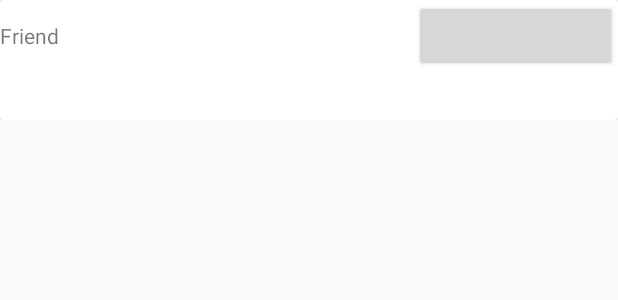
After one commit to galqayeva/Android-GMv1, an Android app: the layout listview.xml on its own in the app's theme, with its tools: preview values and no code run, on a phone screen of 412 x 824 dp. The commit adds this screen. Shown: the top 300 px of the screen. Run offline under Robolectric (Android 15) with nearby library versions, the phone set to English and light mode, and no system bars; network calls fail.

Commit message:
fragments are ok

```diff
--- a/app/build.gradle
+++ b/app/build.gradle
@@ -20,12 +20,14 @@ android {
 }
 
 dependencies {
-    compile fileTree(dir: 'libs', include: ['*.jar'])
+    compile fileTree(include: ['*.jar'], dir: 'libs')
     androidTestCompile('com.android.support.test.espresso:espresso-core:2.2.2', {
         exclude group: 'com.android.support', module: 'support-annotations'
     })
     compile 'com.android.support:appcompat-v7:26.+'
     compile 'com.android.support:design:26.+'
+    compile 'com.android.support:cardview-v7:26+'
+    compile 'com.android.support:recyclerview-v7:26+'
     compile 'com.google.android.gms:play-services-maps:11.0.2'
     compile 'com.google.android.gms:play-services-location:11.0.2'
     compile 'com.mcxiaoke.volley:library:1.0.19'
--- a/app/src/main/java/com/example/telim2/gmv1/Adapters/Model.java
+++ b/app/src/main/java/com/example/telim2/gmv1/Adapters/Model.java
@@ -29,7 +29,7 @@ public class Model {
         this.lan = lan;
     }
 
-    public String getName() {
+    public  String getName() {
         return name;
     }
 
--- a/app/src/main/res/layout/fragment2.xml
+++ b/app/src/main/res/layout/fragment2.xml
@@ -3,4 +3,9 @@
     android:orientation="vertical" android:layout_width="match_parent"
     android:layout_height="match_parent">
 
+    <android.support.v7.widget.RecyclerView
+        android:id="@+id/recycleview"
+        android:layout_width="368dp"
+        android:layout_height="495dp"></android.support.v7.widget.RecyclerView>
+
 </LinearLayout>
--- /dev/null
+++ b/app/src/main/res/layout/listview.xml
@@ -0,0 +1,36 @@
+<?xml version="1.0" encoding="utf-8"?>
+<LinearLayout xmlns:android="http://schemas.android.com/apk/res/android"
+    android:orientation="vertical" android:layout_width="match_parent"
+    android:layout_height="wrap_content">
+    <android.support.v7.widget.CardView
+
+        android:layout_width="match_parent"
+        android:layout_height="wrap_content">
+
+        <LinearLayout
+            android:layout_width="match_parent"
+            android:layout_height="80dp">
+
+            <TextView
+                android:id="@+id/restaurantName"
+                android:layout_width="wrap_content"
+                android:layout_height="wrap_content"
+                android:layout_weight=".50"
+                android:text="Friend" />
+
+
+            <Button
+                android:layout_weight=".10"
+                android:layout_width="wrap_content"
+                android:layout_height="wrap_content"
+                android:id="@+id/addButton"
+
+                />
+
+
+
+        </LinearLayout>
+
+    </android.support.v7.widget.CardView>
+
+</LinearLayout>
```
Also changed, not shown: app/src/main/java/com/example/telim2/gmv1/Adapters/MyAdapter.java (added, +78 -0 lines), app/src/main/java/com/example/telim2/gmv1/fragments/Fragment2.java (+31 -4 lines).
